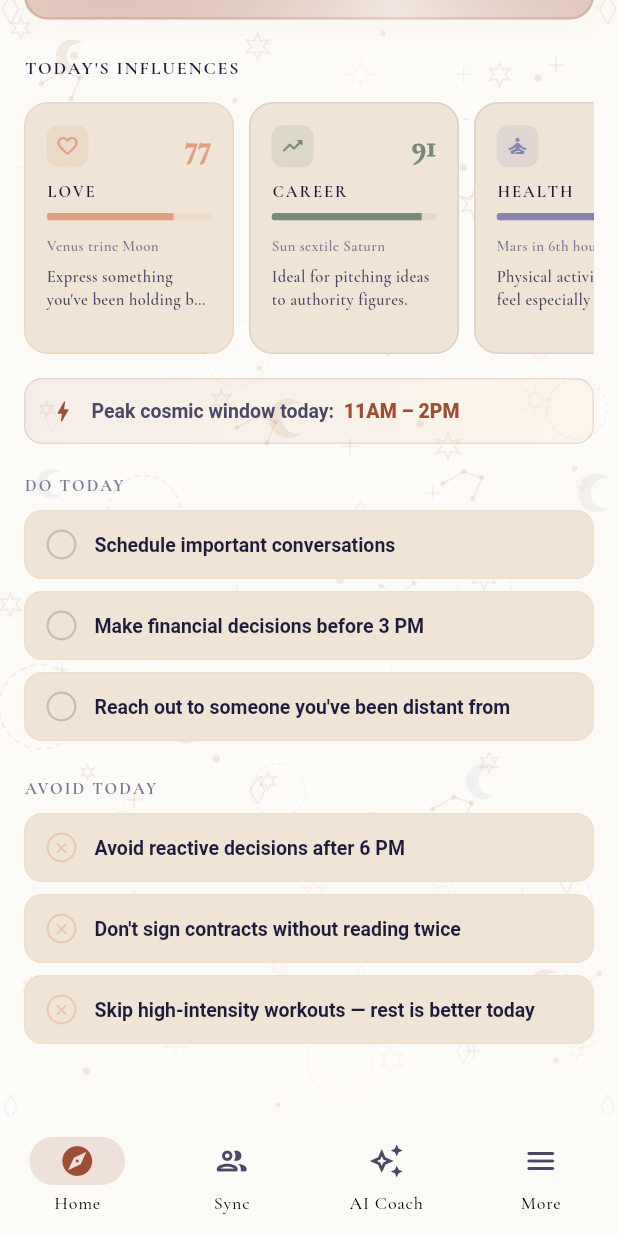
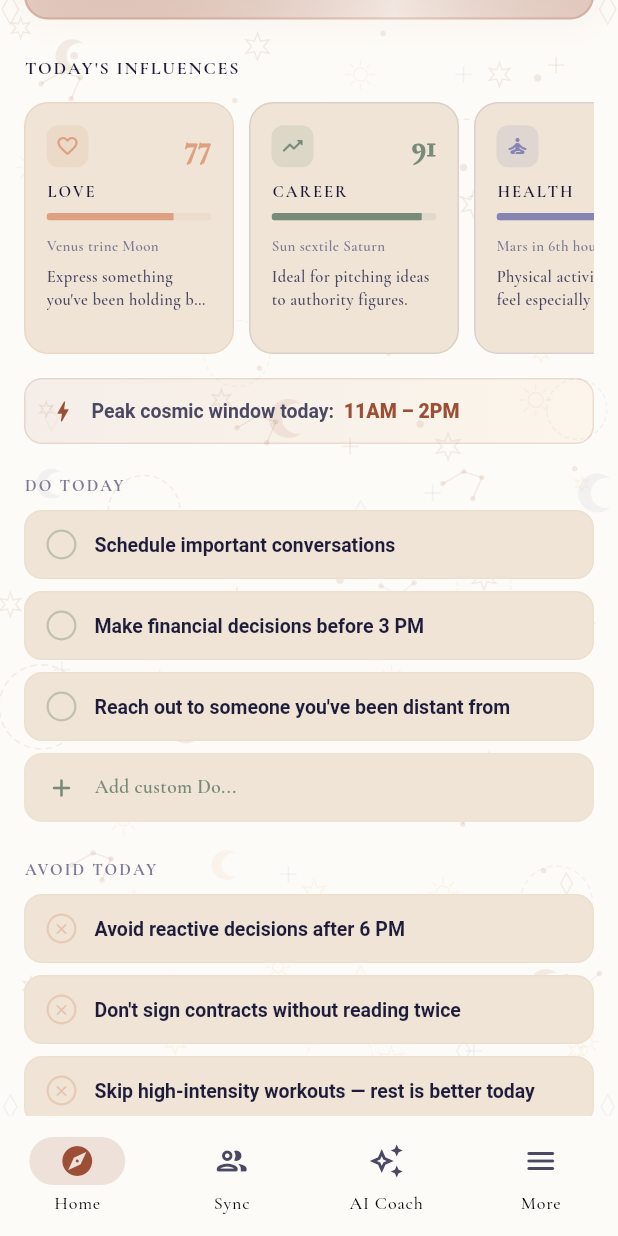
Before and after one commit to HanuShashwat/Twouple, a Flutter app: the HomePage screen opened by its route, scrolled down 576 dp, on a phone screen of 412 x 824 dp. Run offline on Flutter 3.47's test engine with Material 3 defaults, Android fonts, the phone set to English and light mode, and no system bars; our stand-ins replace dio, equatable, fl_chart, flutter_bloc, flutter_map, go_router and 2 more.

Commit message:
refactor(home_page.dart): extract card widget into _InteractiveInfluenceCard feat(home_page.dart): add custom do and avoid items feat(home_page.dart): add attachment button to AI assistant refactor(more_view.dart): merge and rename sections refactor(animated_outlook_card_state.dart): reverse animation controller refactor(ai_assistant_view_state.dart): add file attachment button
feat: add interactive influence card to home page with expandable details and animations

```diff
--- a/lib/features/home/presentation/pages/home_page.dart
+++ b/lib/features/home/presentation/pages/home_page.dart
@@ -85,6 +85,16 @@ class _DashboardViewState extends State<_DashboardView> {
   final TextEditingController _promptController = TextEditingController();
   final PageController _chartPageController = PageController(initialPage: 1);
   DateTime _selectedDate = DateTime.now();
+
+  final List<String> _userDoItems = [];
+  final List<bool> _userDoChecked = [];
+  final List<String> _userAvoidItems = [];
+  final List<bool> _userAvoidChecked = [];
+
+  bool _isAddingDo = false;
+  bool _isAddingAvoid = false;
+  final TextEditingController _customDoController = TextEditingController();
+  final TextEditingController _customAvoidController = TextEditingController();
 
 
   @override
@@ -613,94 +623,9 @@ class _DashboardViewState extends State<_DashboardView> {
             scrollDirection: Axis.horizontal,
             itemCount: cards.length,
             itemBuilder: (context, i) {
-              final card = cards[i];
-              return AnimatedContainer(
-                duration: const Duration(milliseconds: 500),
-                curve: Curves.fastEaseInToSlowEaseOut,
-                width: 140,
-                margin: EdgeInsets.only(right: i < cards.length - 1 ? 10 : 0),
-                padding: const EdgeInsets.all(14),
-                decoration: BoxDecoration(
-                  color: AppColors.elevated,
-                  borderRadius: BorderRadius.circular(16),
-                  border: Border.all(color: card.color.withValues(alpha: 0.2)),
-                ),
-                child: Column(
-                  crossAxisAlignment: CrossAxisAlignment.start,
-                  children: [
-                    // Icon + label row
-                    Row(
-                      children: [
-                        Container(
-                          padding: const EdgeInsets.all(6),
-                          decoration: BoxDecoration(
-                            color: card.color.withValues(alpha: 0.15),
-                            borderRadius: BorderRadius.circular(8),
-                          ),
-                          child: Icon(card.icon, color: card.color, size: 16),
-                        ),
-                        const Spacer(),
-                        Text(
-                          '${card.score}',
-                          style: TextStyle(
-                            fontSize: 20,
-                            fontWeight: FontWeight.w900,
-                            color: card.color,
-                          ),
-                        ),
-                      ],
-                    ),
-                    const SizedBox(height: 8),
-                    Text(
-                      card.label,
-                      style: const TextStyle(
-                        fontSize: 11,
-                        fontWeight: FontWeight.w800,
-                        letterSpacing: 1.3,
-                        color: AppColors.textPrimary,
-                      ),
-                    ),
-                    const SizedBox(height: 6),
-                    // Score bar
-                    ClipRRect(
-                      borderRadius: BorderRadius.circular(4),
-                      child: TweenAnimationBuilder<double>(
-                        tween: Tween<double>(begin: 0, end: card.score / 100),
-                        duration: const Duration(milliseconds: 900),
-                        curve: Curves.fastEaseInToSlowEaseOut,
-                        builder: (context, val, _) => LinearProgressIndicator(
-                          value: val,
-                          minHeight: 5,
-                          backgroundColor: card.color.withValues(alpha: 0.12),
-                          valueColor: AlwaysStoppedAnimation<Color>(card.color),
-                        ),
-                      ),
-                    ),
-                    const SizedBox(height: 10),
-                    // Planet
-                    Text(
-                      card.planet,
-                      style: const TextStyle(
-                        fontSize: 10,
-                        color: AppColors.textMuted,
-                        fontWeight: FontWeight.w600,
-                      ),
-                    ),
-                    const SizedBox(height: 6),
-                    // Tip
-                    Text(
-                      card.tip,
-                      maxLines: 2,
-                      overflow: TextOverflow.ellipsis,
-                      style: const TextStyle(
-                        fontSize: 11,
-                        color: AppColors.textSecondary,
-                        height: 1.4,
-                        fontWeight: FontWeight.w600,
-                      ),
-                    ),
-                  ],
-                ),
+              return _InteractiveInfluenceCard(
+                 card: cards[i],
+                 isLast: i == cards.length - 1,
               );
             },
           ),
@@ -752,6 +677,24 @@ class _DashboardViewState extends State<_DashboardView> {
           const Color(0xFF788B7A),
           () => setState(() => _doChecked[i] = !_doChecked[i]),
         )),
+        ...List.generate(_userDoItems.length, (i) => _buildCheckItem(
+          _userDoItems[i],
+          _userDoChecked[i],
+          const Color(0xFF788B7A),
+          () => setState(() => _userDoChecked[i] = !_userDoChecked[i]),
+        )),
+        _buildCustomAddInput('Do', _isAddingDo, _customDoController, const Color(0xFF788B7A), () => setState(() => _isAddingDo = true), (val) {
+           if (val.trim().isNotEmpty) {
+             setState(() {
+                _userDoItems.add(val.trim());
+                _userDoChecked.add(false);
+             });
+           }
+           setState(() {
+             _isAddingDo = false;
+             _customDoController.clear();
+           });
+        }),
         const SizedBox(height: 16),
 
         // ── Avoid today ───────────────────────────────────────────────────
@@ -767,8 +710,72 @@ class _DashboardViewState extends State<_DashboardView> {
           () => setState(() => _avoidChecked[i] = !_avoidChecked[i]),
           isWarning: true,
         )),
+        ...List.generate(_userAvoidItems.length, (i) => _buildCheckItem(
+          _userAvoidItems[i],
+          _userAvoidChecked[i],
+          const Color(0xFFDEA080),
+          () => setState(() => _userAvoidChecked[i] = !_userAvoidChecked[i]),
+          isWarning: true,
+        )),
+        _buildCustomAddInput('Avoid', _isAddingAvoid, _customAvoidController, const Color(0xFFDEA080), () => setState(() => _isAddingAvoid = true), (val) {
+           if (val.trim().isNotEmpty) {
+             setState(() {
+                _userAvoidItems.add(val.trim());
+                _userAvoidChecked.add(false);
+             });
+           }
+           setState(() {
+             _isAddingAvoid = false;
+             _customAvoidController.clear();
+           });
+        }),
       ],
     );
+  }
+
+  Widget _buildCustomAddInput(String type, bool isAdding, TextEditingController controller, Color color, VoidCallback onAdd, ValueChanged<String> onSubmitted) {
+     if (!isAdding) {
+       return GestureDetector(
+         onTap: onAdd,
+         child: Container(
+           margin: const EdgeInsets.only(bottom: 8),
+           padding: const EdgeInsets.symmetric(horizontal: 14, vertical: 12),
+           decoration: BoxDecoration(
+             color: AppColors.elevated,
+             borderRadius: BorderRadius.circular(12),
+             border: Border.all(color: AppColors.secondary.withValues(alpha: 0.1)),
+           ),
+           child: Row(
+             children: [
+                Icon(Icons.add_rounded, color: color, size: 20),
+                const SizedBox(width: 12),
+                Text('Add custom $type...', style: TextStyle(color: color, fontWeight: FontWeight.w600, fontSize: 13)),
+             ],
+           ),
+         ),
+       );
+     }
+
+     return Container(
+       margin: const EdgeInsets.only(bottom: 8),
+       padding: const EdgeInsets.symmetric(horizontal: 14, vertical: 4),
+       decoration: BoxDecoration(
+         color: AppColors.elevated,
+         borderRadius: BorderRadius.circular(12),
+         border: Border.all(color: color.withValues(alpha: 0.3)),
+       ),
+       child: TextField(
+         controller: controller,
+         autofocus: true,
+         style: const TextStyle(color: AppColors.textPrimary, fontSize: 13, fontWeight: FontWeight.w600),
+         decoration: InputDecoration(
+            hintText: 'Enter a custom $type...',
+            hintStyle: const TextStyle(color: AppColors.textSecondary, fontWeight: FontWeight.normal),
+            border: InputBorder.none,
+         ),
+         onSubmitted: onSubmitted,
+       ),
+     );
   }
 
   Widget _buildCheckItem(String text, bool checked, Color color, VoidCallback onTap, {bool isWarning = false}) {
@@ -1088,7 +1095,7 @@ class _AnimatedOutlookCardState extends State<_AnimatedOutlookCard> with SingleT
   @override
   void initState() {
     super.initState();
-    _controller = AnimationController(vsync: this, duration: const Duration(seconds: 6))..repeat();
+    _controller = AnimationController(vsync: this, duration: const Duration(seconds: 6))..repeat(reverse: true);
   }
 
   @override
@@ -1913,6 +1920,13 @@ class _AIAssistantViewState extends State<_AIAssistantView>
         child: Row(
           crossAxisAlignment: CrossAxisAlignment.end,
           children: [
+            Padding(
+              padding: const EdgeInsets.only(bottom: 4, left: 4),
+              child: IconButton(
+                icon: const Icon(Icons.attach_file_rounded, color: AppColors.textSecondary),
+                onPressed: () { /* Future attachment handler */ },
+              ),
+            ),
             Expanded(
               child: TextField(
                 controller: _promptController,
@@ -2000,26 +2014,12 @@ class _MoreView extends StatelessWidget {
       ],
     ),
     _MoreSection(
-      title: 'EXPLORE',
-      items: [
-        _MoreItem(icon: Icons.wb_sunny_outlined, label: 'Daily Horoscope', subtitle: 'Today\'s planetary influences', route: '/daily-insight', color: Color(0xFFE7AD5D)),
-        _MoreItem(icon: Icons.upload_file_outlined, label: 'Import Chart', subtitle: 'Add a chart from a file', route: '/import', color: Color(0xFF8784B4)),
-        _MoreItem(icon: Icons.smart_toy_outlined, label: 'Chat with Aura', subtitle: 'Open the AI coach chatbot', route: '/chatbot', color: Color(0xFF9C4F36)),
-      ],
-    ),
-    _MoreSection(
-      title: 'ACCOUNT',
+      title: 'SETTINGS',
       items: [
         _MoreItem(icon: Icons.notifications_none_rounded, label: 'Notifications', subtitle: 'Daily reminders & alerts', color: Color(0xFF788B7A)),
         _MoreItem(icon: Icons.workspace_premium_outlined, label: 'Upgrade to Premium', subtitle: 'Unlock all cosmic insights', route: '/paywall', color: Color(0xFFE7AD5D), isPremium: true),
         _MoreItem(icon: Icons.lock_outline_rounded, label: 'Privacy & Data', subtitle: 'Manage your information', color: Color(0xFF8784B4)),
-      ],
-    ),
-    _MoreSection(
-      title: 'SUPPORT',
-      items: [
         _MoreItem(icon: Icons.help_outline_rounded, label: 'Help & FAQ', subtitle: 'Answers to common questions', color: Color(0xFF788B7A)),
-        _MoreItem(icon: Icons.star_outline_rounded, label: 'Rate Twouple', subtitle: 'Share your experience', color: Color(0xFFE7AD5D)),
         _MoreItem(icon: Icons.mail_outline_rounded, label: 'Contact Support', subtitle: 'We\'re here to help', color: Color(0xFF8784B4)),
       ],
     ),
@@ -2907,3 +2907,131 @@ class _InteractiveMetricTileState extends State<_InteractiveMetricTile> {
     );
   }
 }
+
+class _InteractiveInfluenceCard extends StatefulWidget {
+  final _InfluenceCardData card;
+  final bool isLast;
+  const _InteractiveInfluenceCard({required this.card, required this.isLast});
+
+  @override
+  State<_InteractiveInfluenceCard> createState() => _InteractiveInfluenceCardState();
+}
+
+class _InteractiveInfluenceCardState extends State<_InteractiveInfluenceCard> {
+  bool _isExpanded = false;
+
+  @override
+  Widget build(BuildContext context) {
+    return GestureDetector(
+      onTap: () {
+        setState(() {
+          _isExpanded = !_isExpanded;
+        });
+      },
+      child: AnimatedContainer(
+        duration: const Duration(milliseconds: 500),
+        curve: Curves.fastEaseInToSlowEaseOut,
+        width: _isExpanded ? 240 : 140,
+        margin: EdgeInsets.only(right: widget.isLast ? 0 : 10),
+        padding: const EdgeInsets.all(14),
+        decoration: BoxDecoration(
+          color: _isExpanded ? widget.card.color.withValues(alpha: 0.05) : AppColors.elevated,
+          borderRadius: BorderRadius.circular(16),
+          border: Border.all(color: widget.card.color.withValues(alpha: _isExpanded ? 0.4 : 0.2)),
+        ),
+        child: SingleChildScrollView(
+          physics: const NeverScrollableScrollPhysics(),
+          child: Column(
+            crossAxisAlignment: CrossAxisAlignment.start,
+            children: [
+              // Icon + label row
+              Row(
+                children: [
+                  Container(
+                    padding: const EdgeInsets.all(6),
+                    decoration: BoxDecoration(
+                      color: widget.card.color.withValues(alpha: 0.15),
+                      borderRadius: BorderRadius.circular(8),
+                    ),
+                    child: Icon(widget.card.icon, color: widget.card.color, size: 16),
+                  ),
+                  const Spacer(),
+                  Text(
+                    '${widget.card.score}',
+                    style: TextStyle(
+                      fontSize: 20,
+                      fontWeight: FontWeight.w900,
+                      color: widget.card.color,
+                    ),
+                  ),
+                ],
+              ),
+              const SizedBox(height: 8),
+              Text(
+                widget.card.label,
+                style: const TextStyle(
+                  fontSize: 11,
+                  fontWeight: FontWeight.w800,
+                  letterSpacing: 1.3,
+                  color: AppColors.textPrimary,
+                ),
+              ),
+              const SizedBox(height: 6),
+              // Score bar
+              ClipRRect(
+                borderRadius: BorderRadius.circular(4),
+                child: TweenAnimationBuilder<double>(
+                  tween: Tween<double>(begin: 0, end: widget.card.score / 100),
+                  duration: const Duration(milliseconds: 900),
+                  curve: Curves.fastEaseInToSlowEaseOut,
+                  builder: (context, val, _) => LinearProgressIndicator(
+                    value: val,
+                    minHeight: 5,
+                    backgroundColor: widget.card.color.withValues(alpha: 0.12),
+                    valueColor: AlwaysStoppedAnimation<Color>(widget.card.color),
+                  ),
+                ),
+              ),
+              const SizedBox(height: 10),
+              // Planet
+              Text(
+                widget.card.planet,
+                style: const TextStyle(
+                  fontSize: 10,
+                  color: AppColors.textMuted,
+                  fontWeight: FontWeight.w600,
+                ),
+              ),
+              const SizedBox(height: 6),
+              // Tip
+              AnimatedCrossFade(
+                duration: const Duration(milliseconds: 300),
+                firstChild: Text(
+                  widget.card.tip,
+                  maxLines: 2,
+                  overflow: TextOverflow.ellipsis,
+                  style: const TextStyle(
+                    fontSize: 11,
+                    color: AppColors.textSecondary,
+                    height: 1.4,
+                    fontWeight: FontWeight.w600,
+                  ),
+                ),
+                secondChild: Text(
+                  widget.card.tip,
+                  style: const TextStyle(
+                    fontSize: 12,
+                    color: AppColors.textPrimary,
+                    height: 1.5,
+                    fontWeight: FontWeight.w600,
+                  ),
+                ),
+                crossFadeState: _isExpanded ? CrossFadeState.showSecond : CrossFadeState.showFirst,
+              ),
+            ],
+          ),
+        ),
+      ),
+    );
+  }
+}
```
